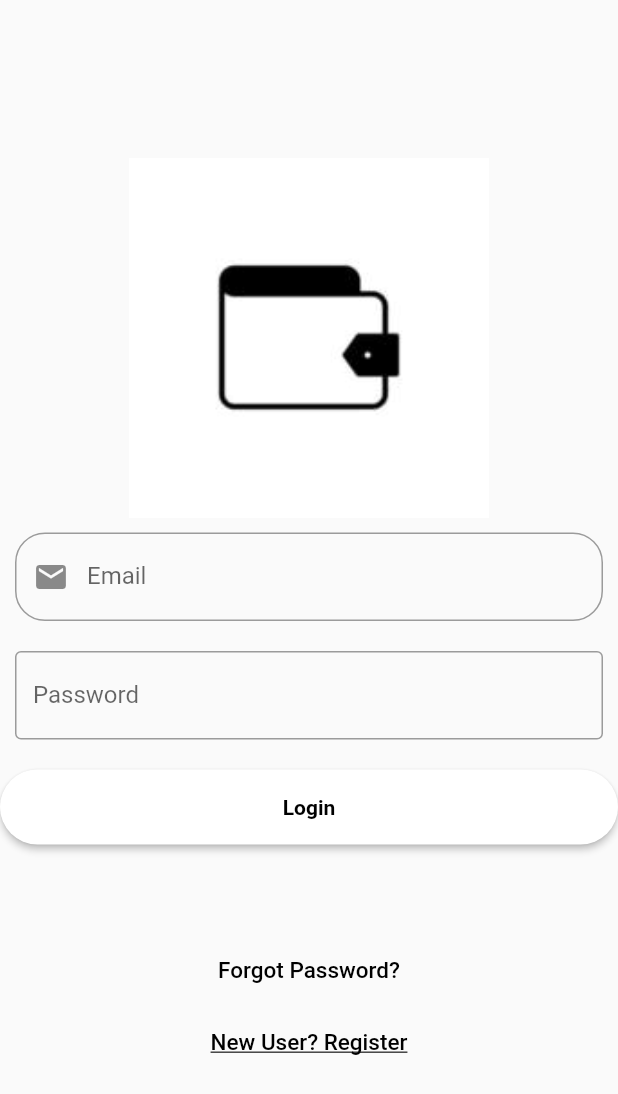
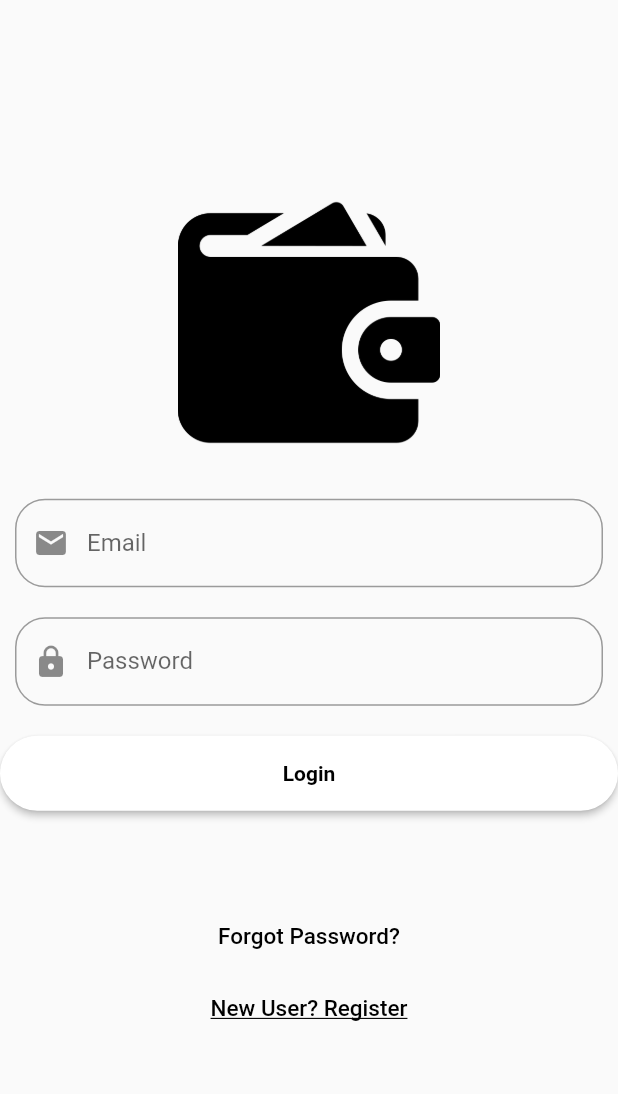
Before and after one commit to elianadaoud/new_wallet_app, a Flutter app: the screen it shows after launch, on a phone screen of 412 x 824 dp. Shown: the top 1094 px of the screen. Run offline on Flutter 3.47's test engine with Material 2 defaults, Android fonts, the phone set to English and light mode, and no system bars; our stand-ins replace cloud_firestore, firebase_auth, firebase_core, fluttertoast, get_it, hive_flutter and 2 more; accounts and stored records are empty.

Commit message:
fixed some warnings and added final touches

```diff
--- a/lib/main.dart
+++ b/lib/main.dart
@@ -7,7 +7,6 @@ import 'package:new_app/hive_db_service.dart';
 
 import 'package:flutter/material.dart';
 import 'package:hive_flutter/hive_flutter.dart';
-import 'package:new_app/screens/expenses/widgets/hot_restart_controller.dart';
 
 import 'firebase_options.dart';
 import 'locator.dart';
--- a/lib/mixins/bottom_sheet_settings_mixin.dart
+++ b/lib/mixins/bottom_sheet_settings_mixin.dart
@@ -61,7 +61,7 @@ mixin BottomSheetSettings {
                               value: language);
                           settingsBloc.languageStreamController.sink
                               .add(language);
-                          MainApp.of(context)?.rebuild();
+                          if (context.mounted) MainApp.of(context)?.rebuild();
                         } else {
                           locator<HiveService>().setSettings(
                               boxName: 'settingsBox',
--- a/lib/screens/expenses/widgets/auth_widgets.dart
+++ b/lib/screens/expenses/widgets/auth_widgets.dart
@@ -4,8 +4,8 @@ Image logoWidget(String logoPath) {
   return Image.asset(
     logoPath,
     fit: BoxFit.fitWidth,
-    height: 240,
-    width: 240,
+    height: 175,
+    width: 175,
   );
 }
 
--- a/lib/screens/login/login_screen.dart
+++ b/lib/screens/login/login_screen.dart
@@ -64,7 +64,10 @@ class _LoginScreenState extends State<LoginScreen> {
         child: Column(
           mainAxisAlignment: MainAxisAlignment.center,
           children: [
-            logoWidget('assets/logo.png'),
+            logoWidget('assets/wallet_icon.png'),
+            const SizedBox(
+              height: 20,
+            ),
             Padding(
                 padding: const EdgeInsets.all(10),
                 child: Form(
@@ -83,8 +86,10 @@ class _LoginScreenState extends State<LoginScreen> {
                         controller: _passwordController,
                         obscureText: !isPasswordVisable,
                         decoration: InputDecoration(
-                            border: const OutlineInputBorder(),
+                            border: OutlineInputBorder(
+                                borderRadius: BorderRadius.circular(20)),
                             labelText: 'Password',
+                            prefixIcon: const Icon(Icons.lock),
                             hintText: 'Enter secure password',
                             suffix: InkWell(
                               onTap: () {
```
Also changed, not shown: assets/wallet_icon.png (added).
